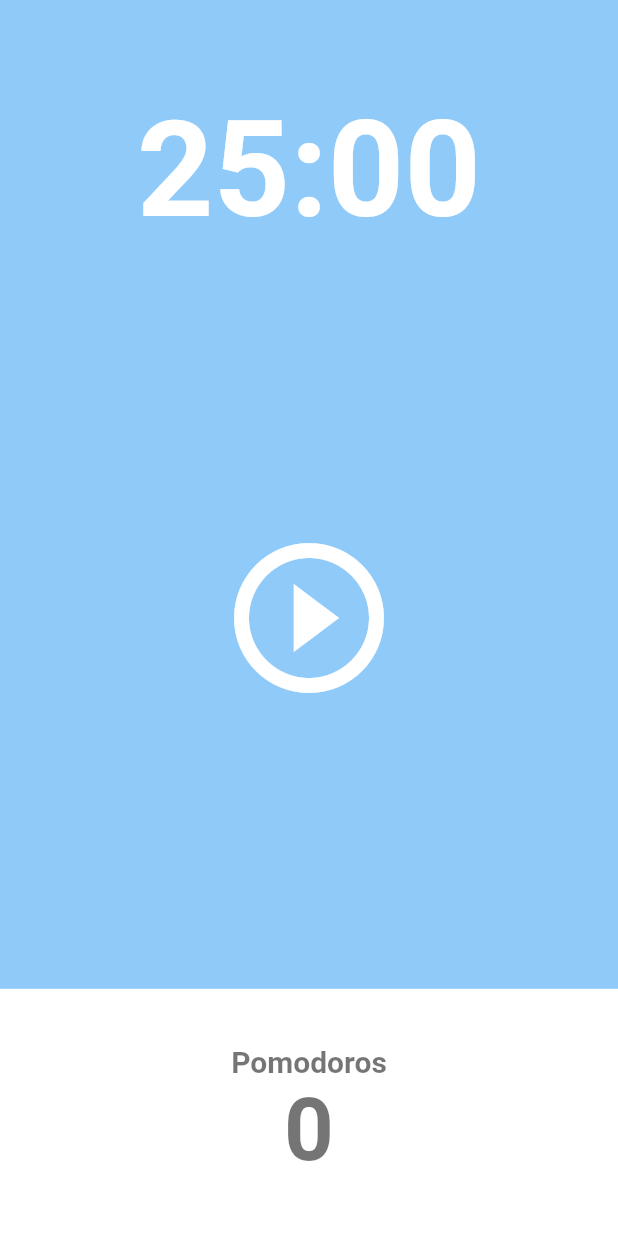
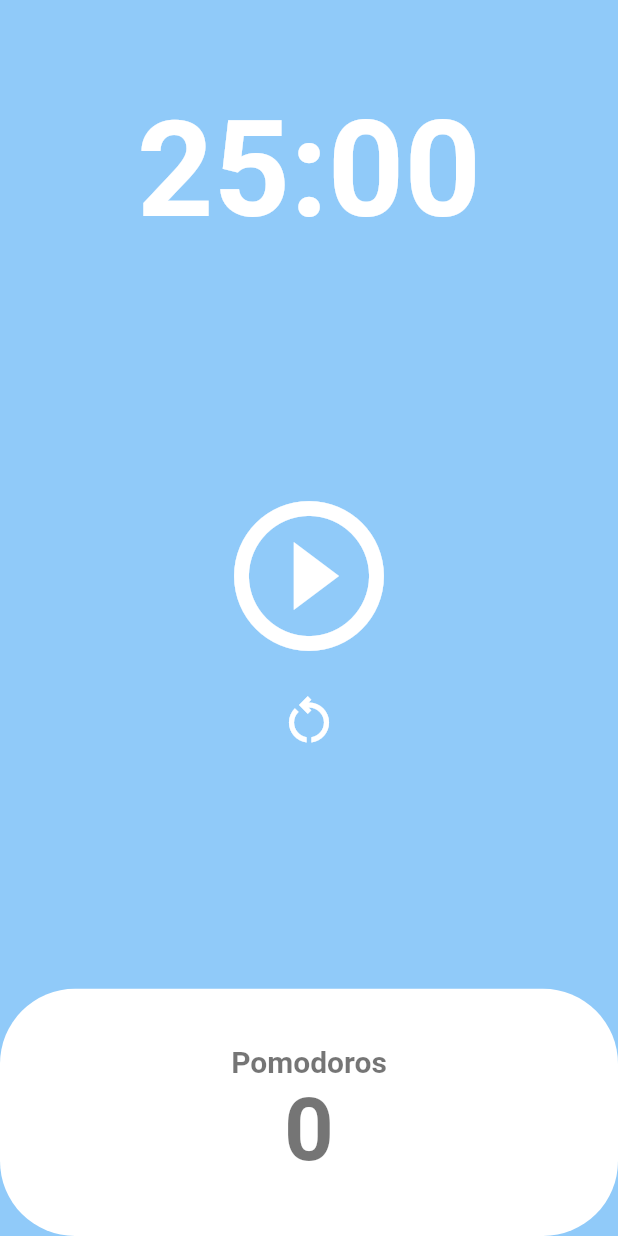
Before and after one commit to kth4249/toonflix, a Flutter app: the HomeScreen screen opened directly, on a phone screen of 412 x 824 dp. Run offline on Flutter 3.47's test engine with Material 2 defaults, Android fonts, the phone set to English and light mode, and no system bars.

Commit message:
#5 pomodoro app clear

```diff
--- a/lib/3.pomodoro-app/screens/home_screen.dart
+++ b/lib/3.pomodoro-app/screens/home_screen.dart
@@ -1,3 +1,5 @@
+import 'dart:async';
+
 import 'package:flutter/material.dart';
 
 class HomeScreen extends StatefulWidget {
@@ -8,6 +10,57 @@ class HomeScreen extends StatefulWidget {
 }
 
 class _HomeScreenState extends State<HomeScreen> {
+  static const twentyFiveMinutes = 1500;
+  int totalSeconds = twentyFiveMinutes;
+  bool isRunning = false;
+  int totalPomodors = 0;
+
+  late Timer timer;
+
+  void onTick(Timer timer) {
+    if (totalSeconds == 0) {
+      setState(() {
+        totalPomodors = totalPomodors + 1;
+        isRunning = false;
+        totalSeconds = twentyFiveMinutes;
+      });
+      timer.cancel();
+    } else {
+      setState(() {
+        totalSeconds -= 1;
+      });
+    }
+  }
+
+  void onPausePressed() {
+    timer.cancel();
+    setState(() {
+      isRunning = false;
+    });
+  }
+
+  void onStartPressed() {
+    timer = Timer.periodic(const Duration(seconds: 1), onTick);
+
+    setState(() {
+      isRunning = true;
+    });
+  }
+
+  void onRestartPressed() {
+    setState(() {
+      totalSeconds = twentyFiveMinutes;
+      timer.cancel();
+      isRunning = false;
+    });
+  }
+
+  String format(int seconds) {
+    var duration = Duration(seconds: seconds);
+
+    return duration.toString().split(".").first.substring(2, 7);
+  }
+
   @override
   Widget build(BuildContext context) {
     return Scaffold(
@@ -19,7 +72,7 @@ class _HomeScreenState extends State<HomeScreen> {
             child: Container(
               alignment: Alignment.bottomCenter,
               child: Text(
-                '25:00',
+                format(totalSeconds),
                 style: TextStyle(
                   color: Theme.of(context).cardColor,
                   fontSize: 89,
@@ -30,13 +83,24 @@ class _HomeScreenState extends State<HomeScreen> {
           ),
           Flexible(
             flex: 3,
-            child: Center(
-              child: IconButton(
-                iconSize: 120,
-                color: Theme.of(context).cardColor,
-                onPressed: () {},
-                icon: const Icon(Icons.play_circle_outline),
-              ),
+            child: Column(
+              mainAxisAlignment: MainAxisAlignment.center,
+              children: [
+                IconButton(
+                  iconSize: 120,
+                  color: Theme.of(context).cardColor,
+                  onPressed: isRunning ? onPausePressed : onStartPressed,
+                  icon: Icon(isRunning
+                      ? Icons.pause_circle_outline
+                      : Icons.play_circle_outline),
+                ),
+                IconButton(
+                  iconSize: 40,
+                  color: Theme.of(context).cardColor,
+                  onPressed: onRestartPressed,
+                  icon: const Icon(Icons.restart_alt_outlined),
+                ),
+              ],
             ),
           ),
           Flexible(
@@ -45,8 +109,10 @@ class _HomeScreenState extends State<HomeScreen> {
               children: [
                 Expanded(
                   child: Container(
-                    decoration:
-                        BoxDecoration(color: Theme.of(context).cardColor),
+                    decoration: BoxDecoration(
+                      color: Theme.of(context).cardColor,
+                      borderRadius: BorderRadius.circular(50),
+                    ),
                     child: Column(
                       mainAxisAlignment: MainAxisAlignment.center,
                       children: [
@@ -60,7 +126,7 @@ class _HomeScreenState extends State<HomeScreen> {
                           ),
                         ),
                         Text(
-                          '0',
+                          '$totalPomodors',
                           style: TextStyle(
                             fontSize: 58,
                             color:
```
